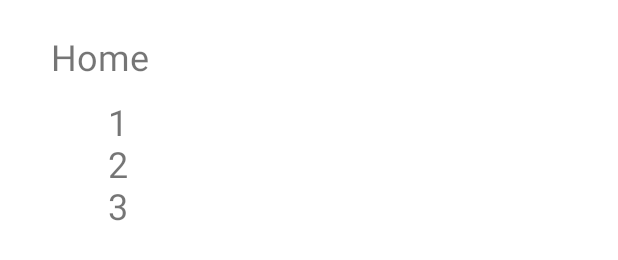
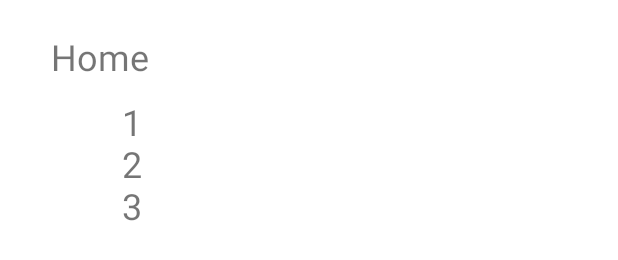
Before and after one commit to IlanDobrik/Sgirot, an Android app: the layout activity_report.xml on its own in the app's theme, with its tools: preview values and no code run, on a phone screen of 412 x 824 dp. Shown: the part 428-688 px from the top of the screen. Run offline under Robolectric (Android 15) with nearby library versions, the phone set to English and light mode, and no system bars.

Commit message:
Update activity_report.xml

```diff
--- a/app/src/main/res/layout/activity_report.xml
+++ b/app/src/main/res/layout/activity_report.xml
@@ -64,7 +64,7 @@
         android:text="1\n2\n3"
         android:textSize="24sp"
         app:layout_constraintEnd_toEndOf="parent"
-        app:layout_constraintHorizontal_bias="0.371"
+        app:layout_constraintHorizontal_bias="0.417"
         app:layout_constraintStart_toStartOf="parent"
         app:layout_constraintTop_toBottomOf="@+id/textView4" />
 
```
